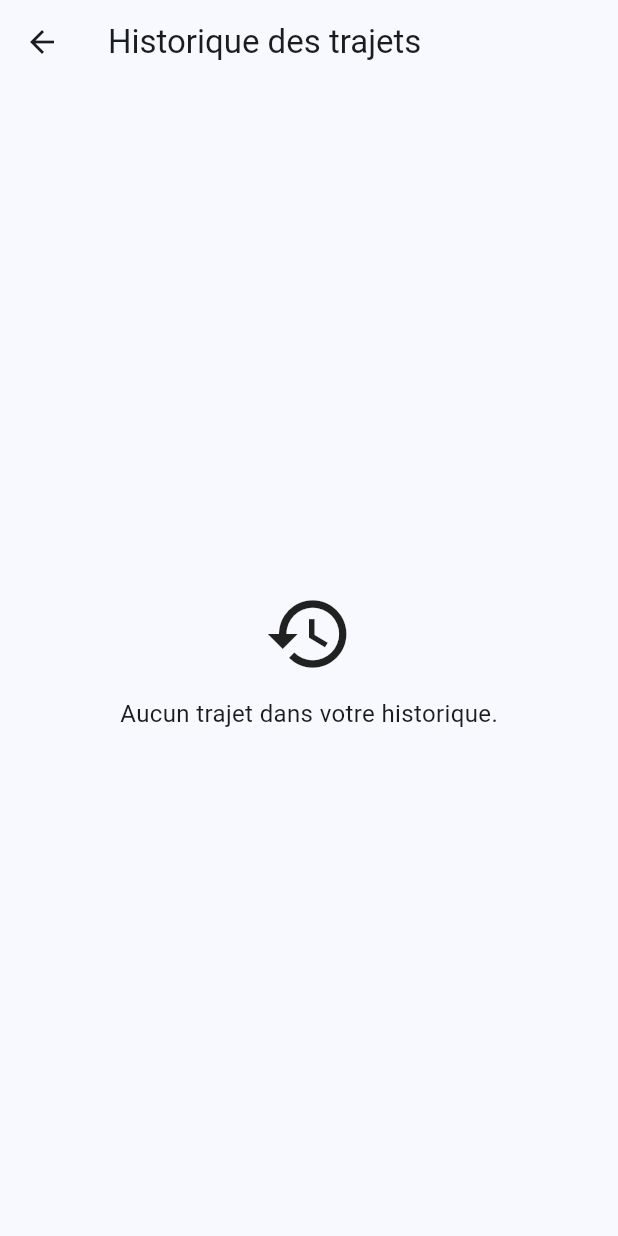
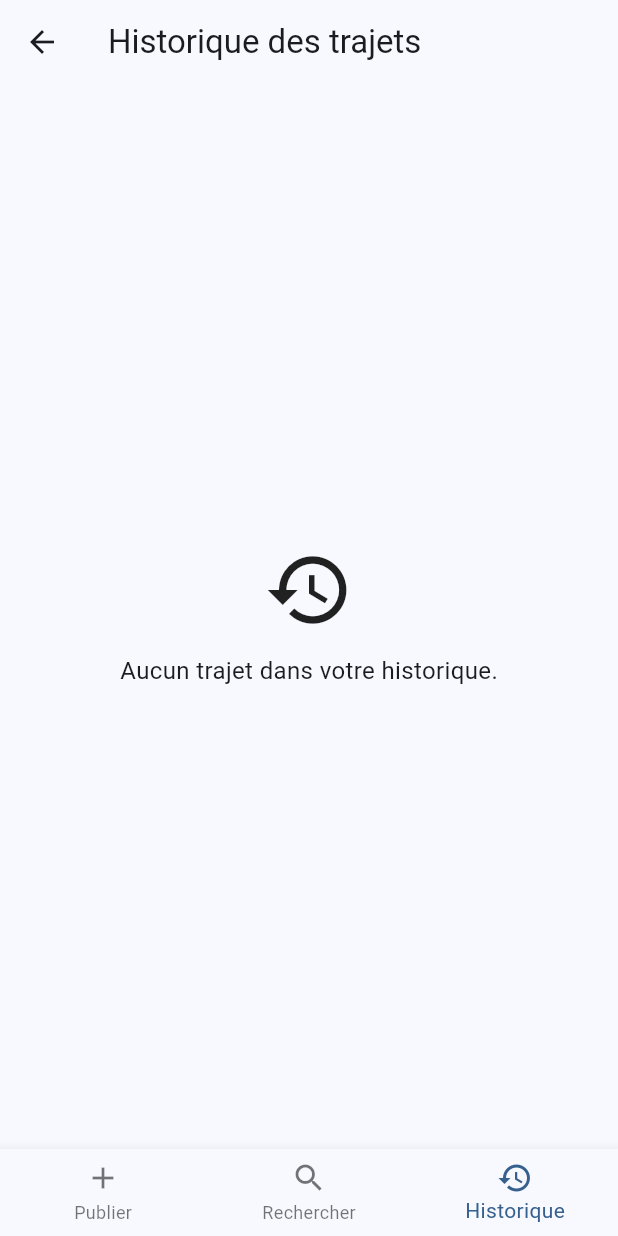
Before and after one commit to aksomda/repo-aksomda-groupe27-carpool-lite, a Flutter app: the TripHistoryPage screen opened by its route, on a phone screen of 412 x 824 dp. Run offline on Flutter 3.47's test engine with Material 3 defaults, Android fonts, the phone set to English and light mode, and no system bars; our stand-ins replace cloud_firestore, firebase_core, flutter_riverpod, go_router; accounts and stored records are empty.

Commit message:
feat:Correction implement trips publish search history and navigation

```diff
--- a/lib/core/router/app_router.dart
+++ b/lib/core/router/app_router.dart
@@ -5,7 +5,7 @@ import '../../features/trips/presentation/pages/search_trips_page.dart';
 import '../../features/trips/presentation/pages/trip_history_page.dart';
 
 final GoRouter appRouter = GoRouter(
-  initialLocation: '/auth',
+  initialLocation: '/trips/publish',
 
   routes: [
     // 1. Authentification & Profil
@@ -35,10 +35,9 @@ final GoRouter appRouter = GoRouter(
           const Scaffold(body: Center(child: Text('Gestion des Véhicules'))),
     ),
 
-    // 4. Trajets
     GoRoute(
       path: '/trips',
-      builder: (context, state) => const Scaffold(body: Center(child: Text('Gestion des Trajets'))),
+      builder: (context, state) => const SearchTripsPage(),
       routes: [
         // Publication
         GoRoute(path: 'publish', builder: (context, state) => const PublishTripPage()),
--- a/lib/features/trips/data/repositories/trip_repository_impl.dart
+++ b/lib/features/trips/data/repositories/trip_repository_impl.dart
@@ -1,7 +1,7 @@
 import '../../domain/entities/trip.dart';
 import '../../domain/repositories/trip_repository.dart';
 import '../datasources/trips_remote_datasource.dart';
-import '../models/trip_model.dart';
+import '../../data/models/trip_model.dart';
 
 class TripRepositoryImpl implements TripRepository {
   final TripsRemoteDataSource remoteDataSource;
--- a/lib/features/trips/presentation/pages/trip_history_page.dart
+++ b/lib/features/trips/presentation/pages/trip_history_page.dart
@@ -1,5 +1,6 @@
 import 'package:cloud_firestore/cloud_firestore.dart';
 import 'package:flutter/material.dart';
+import 'package:go_router/go_router.dart';
 
 import '../../data/datasources/trips_remote_datasource.dart';
 import '../../data/repositories/trip_repository_impl.dart';
@@ -118,6 +119,23 @@ class _TripHistoryPageState extends State<TripHistoryPage> {
     return Scaffold(
       appBar: AppBar(title: const Text('Historique des trajets')),
       body: _buildBody(),
+      bottomNavigationBar: BottomNavigationBar(
+        currentIndex: 2,
+        onTap: (index) {
+          if (index == 0) {
+            context.go('/trips/publish');
+          } else if (index == 1) {
+            context.go('/trips/search');
+          } else if (index == 2) {
+            context.go('/trips/history');
+          }
+        },
+        items: const [
+          BottomNavigationBarItem(icon: Icon(Icons.add), label: 'Publier'),
+          BottomNavigationBarItem(icon: Icon(Icons.search), label: 'Rechercher'),
+          BottomNavigationBarItem(icon: Icon(Icons.history), label: 'Historique'),
+        ],
+      ),
     );
   }
 
--- a/pubspec.yaml
+++ b/pubspec.yaml
@@ -2,7 +2,7 @@ name: repo_aksomda_groupe27_carpool_lite
 description: "A new Flutter project."
 # The following line prevents the package from being accidentally published to
 # pub.dev using `flutter pub publish`. This is preferred for private packages.
-publish_to: 'none' # Remove this line if you wish to publish to pub.dev
+publish_to: "none" # Remove this line if you wish to publish to pub.dev
 
 # The following defines the version and build number for your application.
 # A version number is three numbers separated by dots, like 1.2.43
@@ -37,6 +37,7 @@ dependencies:
   firebase_core: ^4.14.0
   cloud_firestore: ^6.9.0
   go_router: ^18.0.1
+  flutter_riverpod: ^2.5.1
 
 dev_dependencies:
   flutter_test:
@@ -54,7 +55,6 @@ dev_dependencies:
 
 # The following section is specific to Flutter packages.
 flutter:
-
   # The following line ensures that the Material Icons font is
   # included with your application, so that you can use the icons in
   # the material Icons class.
```
Also changed, not shown: lib/features/trips/presentation/pages/publish_trip_page.dart (+26 -5 lines), lib/features/trips/presentation/pages/search_trips_page.dart (+18 -0 lines), lib/features/trips/presentation/pages/trip_main_page.dart (added, +42 -0 lines), lib/main.dart (+5 -3 lines), firebase.json, lib/firebase_options.dart, pubspec.lock, 2 other files.
